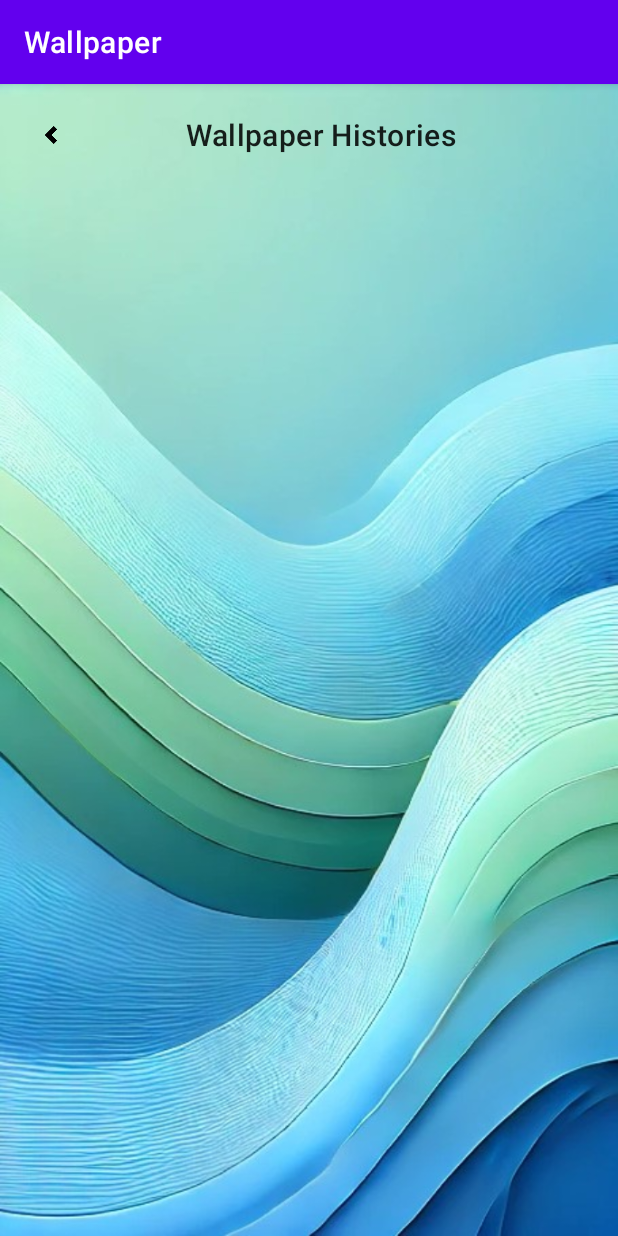
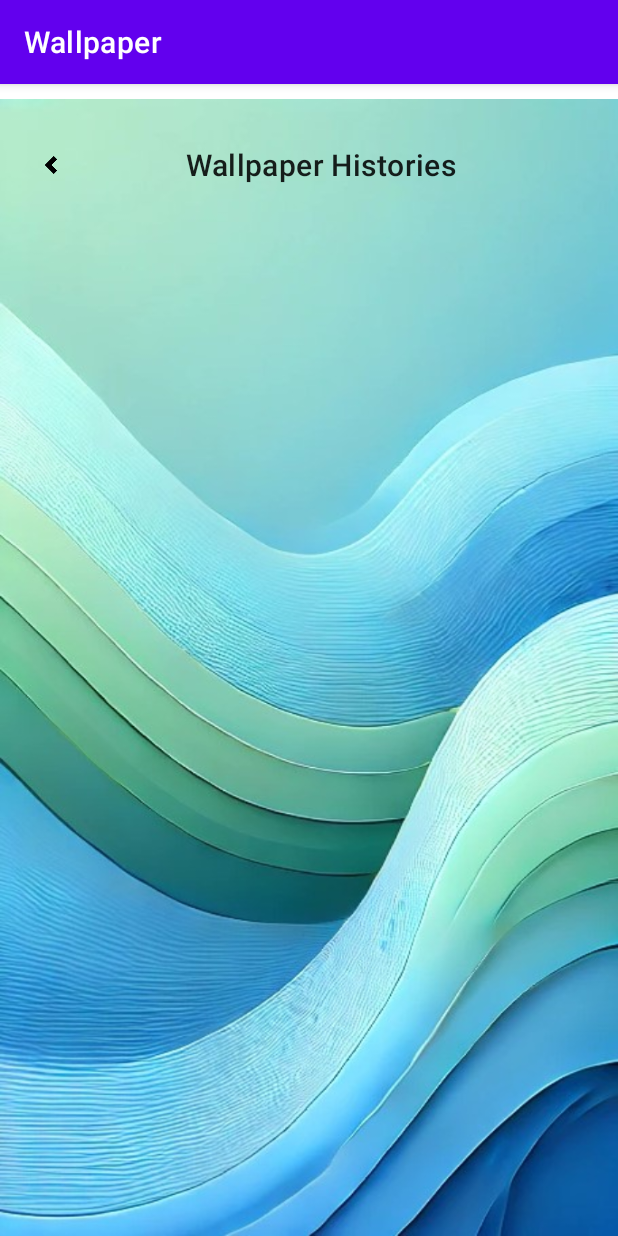
Before and after one commit to alazar80/Wallpaper, an Android app: the HistoryActivity screen opened directly, with no data from a screen before it, on a phone screen of 412 x 824 dp. Run offline under Robolectric (Android 15) with nearby library versions, the phone set to English and light mode, and no system bars; pictures from the network do not load.

Commit message:
Update layout margins and padding in history screens
Adjusted padding and margin values in activity_history.xml and item_history.xml for improved UI spacing. Added vcs.xml for Git integration, updated Gradle settings, and included A's Wallpaper.apk in the project.

```diff
--- a/app/src/main/res/layout/activity_history.xml
+++ b/app/src/main/res/layout/activity_history.xml
@@ -6,7 +6,9 @@
     android:orientation="vertical"
     android:id="@+id/mainLayout"
     android:background="@drawable/ic_bbackground"
-    android:padding="16dp">
+    android:padding="16sp"
+    android:layout_marginTop="10dp"
+    >
 
     <!-- Header row -->
     <LinearLayout
@@ -14,7 +16,8 @@
         android:layout_height="wrap_content"
         android:orientation="horizontal"
         android:gravity="center_vertical"
-        android:paddingBottom="8dp">
+        android:paddingBottom="8dp"
+        android:layout_marginTop="10dp">
 
         <ImageView
             android:id="@+id/backButton"
@@ -46,7 +49,7 @@
         android:layout_height="0dp"
         android:layout_weight="1"
         android:clipToPadding="false"
-        android:paddingTop="8dp"
+        android:paddingTop="6dp"
         android:paddingBottom="8dp"
    />
 
--- a/app/src/main/res/layout/item_history.xml
+++ b/app/src/main/res/layout/item_history.xml
@@ -1,7 +1,7 @@
 <!-- res/layout/item_history.xml -->
 <FrameLayout xmlns:android="http://schemas.android.com/apk/res/android"
     android:layout_width="match_parent" android:layout_height="wrap_content"
-    android:layout_margin="4dp">
+    android:layout_marginTop="14dp">
 
     <ImageView
         android:id="@+id/historyImage"
```
Also changed, not shown: 1 other file.
